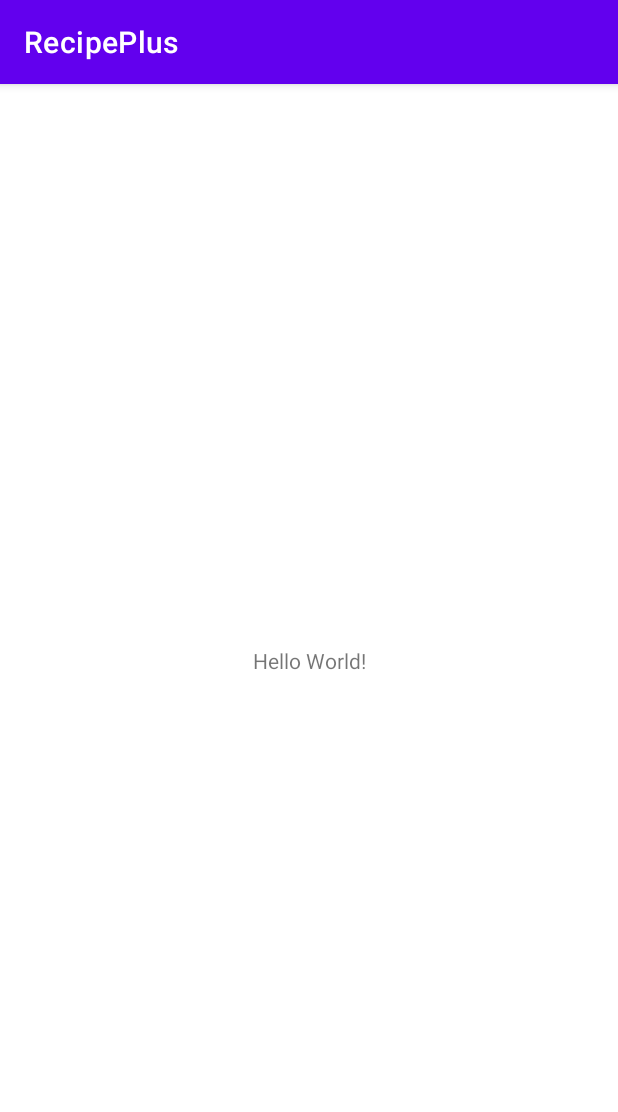
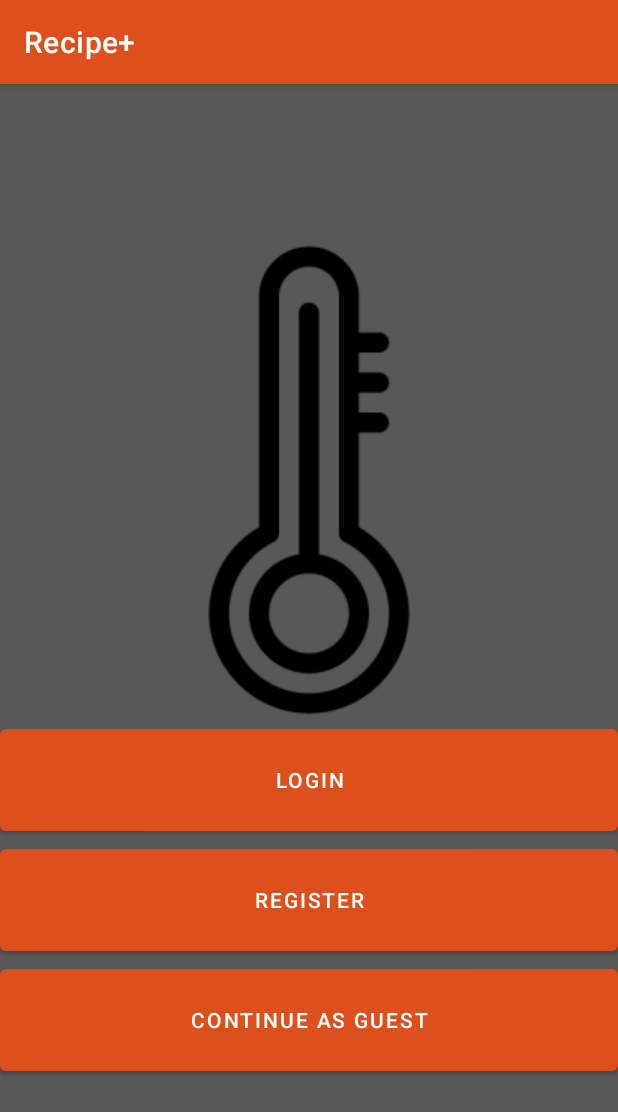
Before and after one commit to monstrotac/RecipePlus, an Android app: the screen it shows after launch (MainActivity), on a phone screen of 412 x 824 dp. Shown: the top 1112 px of the screen. Run offline under Robolectric (Android 15) with nearby library versions, the phone set to English and light mode, and no system bars.

Commit message:
Added all the pages, need more work tho

```diff
--- a/app/src/main/AndroidManifest.xml
+++ b/app/src/main/AndroidManifest.xml
@@ -18,6 +18,12 @@
                 <category android:name="android.intent.category.LAUNCHER" />
             </intent-filter>
         </activity>
+        <activity
+            android:name=".RecipeActivity"
+            android:exported="true">
+            <intent-filter>
+            </intent-filter>
+        </activity>
     </application>
 
 </manifest>
--- a/app/src/main/java/uqac/dim/recipeplus/MainActivity.java
+++ b/app/src/main/java/uqac/dim/recipeplus/MainActivity.java
@@ -3,6 +3,7 @@ package uqac.dim.recipeplus;
 import androidx.appcompat.app.AppCompatActivity;
 
 import android.os.Bundle;
+import android.view.View;
 
 public class MainActivity extends AppCompatActivity {
 
@@ -11,4 +12,16 @@ public class MainActivity extends AppCompatActivity {
         super.onCreate(savedInstanceState);
         setContentView(R.layout.activity_main);
     }
+
+    public void Login(View v){
+
+    }
+
+    public void Register(View v){
+
+    }
+
+    public  void ContinueGuest(View v){
+
+    }
 }
--- /dev/null
+++ b/app/src/main/java/uqac/dim/recipeplus/RecipeActivity.java
@@ -0,0 +1,6 @@
+package uqac.dim.recipeplus;
+
+import androidx.appcompat.app.AppCompatActivity;
+
+public class RecipeActivity extends AppCompatActivity {
+}
--- a/app/src/main/res/layout/activity_main.xml
+++ b/app/src/main/res/layout/activity_main.xml
@@ -1,18 +1,39 @@
 <?xml version="1.0" encoding="utf-8"?>
-<androidx.constraintlayout.widget.ConstraintLayout xmlns:android="http://schemas.android.com/apk/res/android"
+<LinearLayout xmlns:android="http://schemas.android.com/apk/res/android"
     xmlns:app="http://schemas.android.com/apk/res-auto"
     xmlns:tools="http://schemas.android.com/tools"
     android:layout_width="match_parent"
     android:layout_height="match_parent"
-    tools:context=".MainActivity">
+    android:gravity="center"
 
-    <TextView
+    tools:context=".MainActivity"
+    android:orientation="vertical">
+
+    <ImageView
         android:layout_width="wrap_content"
         android:layout_height="wrap_content"
-        android:text="Hello World!"
-        app:layout_constraintBottom_toBottomOf="parent"
-        app:layout_constraintLeft_toLeftOf="parent"
-        app:layout_constraintRight_toRightOf="parent"
-        app:layout_constraintTop_toTopOf="parent" />
+        android:src="@drawable/logo"
+        android:scaleType="fitCenter"/>
 
-</androidx.constraintlayout.widget.ConstraintLayout>
+    <Button
+        android:layout_width="match_parent"
+        android:layout_height="80dp"
+        android:onClick="Login"
+        android:text="@string/login">
+    </Button>
+
+    <Button
+        android:layout_width="match_parent"
+        android:layout_height="80dp"
+        android:onClick="Register"
+        android:text="@string/register">
+    </Button>
+
+    <Button
+        android:layout_width="match_parent"
+        android:layout_height="80dp"
+        android:onClick="ContinueGuest"
+        android:text="@string/noLogin">
+    </Button>
+
+</LinearLayout>
--- a/app/src/main/res/values/colors.xml
+++ b/app/src/main/res/values/colors.xml
@@ -7,4 +7,8 @@
     <color name="teal_700">#FF018786</color>
     <color name="black">#FF000000</color>
     <color name="white">#FFFFFFFF</color>
+    <color name="flame">#DD501D</color>
+    <color name="chestnut">#9B543B</color>
+    <color name="liver">#7A564A</color>
+    <color name="davy_grey">#585858</color>
 </resources>
--- a/app/src/main/res/values/strings.xml
+++ b/app/src/main/res/values/strings.xml
@@ -1,3 +1,6 @@
 <resources>
-    <string name="app_name">RecipePlus</string>
+    <string name="app_name">Recipe+</string>
+    <string name="login">Login</string>
+    <string name="register">Register</string>
+    <string name="noLogin">Continue as Guest</string>
 </resources>
--- a/app/src/main/res/values/themes.xml
+++ b/app/src/main/res/values/themes.xml
@@ -2,15 +2,16 @@
     <!-- Base application theme. -->
     <style name="Theme.RecipePlus" parent="Theme.MaterialComponents.DayNight.DarkActionBar">
         <!-- Primary brand color. -->
-        <item name="colorPrimary">@color/purple_500</item>
-        <item name="colorPrimaryVariant">@color/purple_700</item>
+        <item name="colorPrimary">@color/flame</item>
+        <item name="colorPrimaryVariant">@color/liver</item>
         <item name="colorOnPrimary">@color/white</item>
         <!-- Secondary brand color. -->
-        <item name="colorSecondary">@color/teal_200</item>
-        <item name="colorSecondaryVariant">@color/teal_700</item>
+        <item name="colorSecondary">@color/davy_grey</item>
+        <item name="colorSecondaryVariant">@color/chestnut</item>
         <item name="colorOnSecondary">@color/black</item>
         <!-- Status bar color. -->
         <item name="android:statusBarColor" tools:targetApi="l">?attr/colorPrimaryVariant</item>
         <!-- Customize your theme here. -->
+        <item name="android:colorBackground">@color/davy_grey</item>
     </style>
 </resources>
```
Also changed, not shown: app/src/main/res/layout/activity_recipy.xml (added, +18 -0 lines), app/src/main/res/layout/drink_template.xml (added, +34 -0 lines), app/src/main/res/layout/ingredient_template.xml (added, +28 -0 lines), app/src/main/res/layout/small_item_template.xml (added, +22 -0 lines), app/src/main/res/drawable-v24/logo.png (added), app/src/main/res/drawable/logo.png (added).
